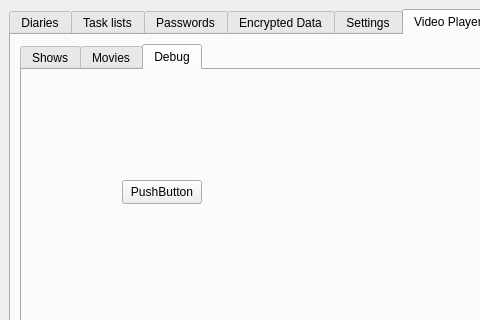
Qt form mainwindow.ui (therealMaPMaKeR/MMDiary) before a commit; both pictures show x 0 to 480 and y 0 to 320 of the 960 by 540 pixel window.
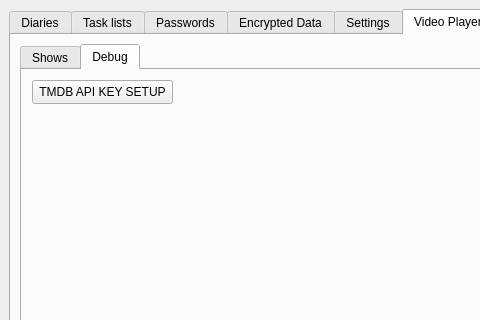
The same form after that commit. The open tabs and pages were chosen to show the change. Custom widgets are drawn as their Qt base class.

Commit message: added airdate field + tmdb optimization

The edit to the form file:
```diff
--- a/mainwindow.ui
+++ b/mainwindow.ui
@@ -2304,11 +2304,6 @@
             </item>
            </layout>
           </widget>
-          <widget class="QWidget" name="tab_Movies">
-           <attribute name="title">
-            <string>Movies</string>
-           </attribute>
-          </widget>
           <widget class="QWidget" name="tab_debug">
            <attribute name="title">
             <string>Debug</string>
@@ -2316,14 +2311,14 @@
            <widget class="QPushButton" name="pushButton_Debug">
             <property name="geometry">
              <rect>
-              <x>100</x>
-              <y>110</y>
-              <width>80</width>
+              <x>10</x>
+              <y>10</y>
+              <width>141</width>
               <height>24</height>
              </rect>
             </property>
             <property name="text">
-             <string>PushButton</string>
+             <string>TMDB API KEY SETUP</string>
             </property>
            </widget>
           </widget>
```
The commit also changes 6 other files.
